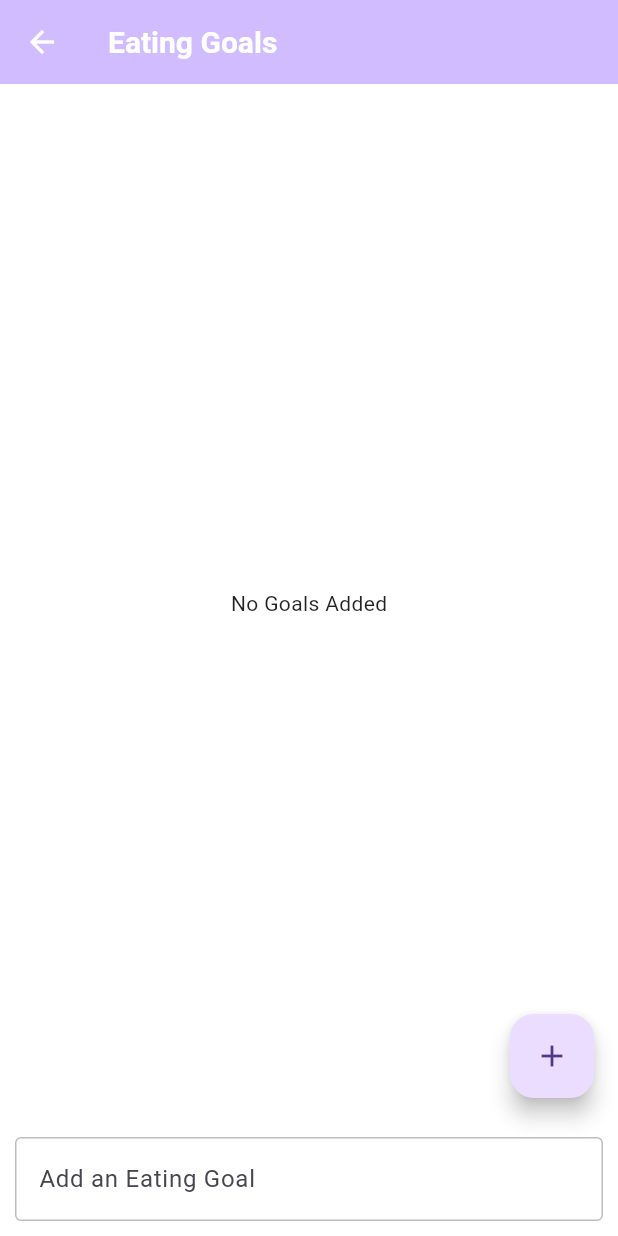
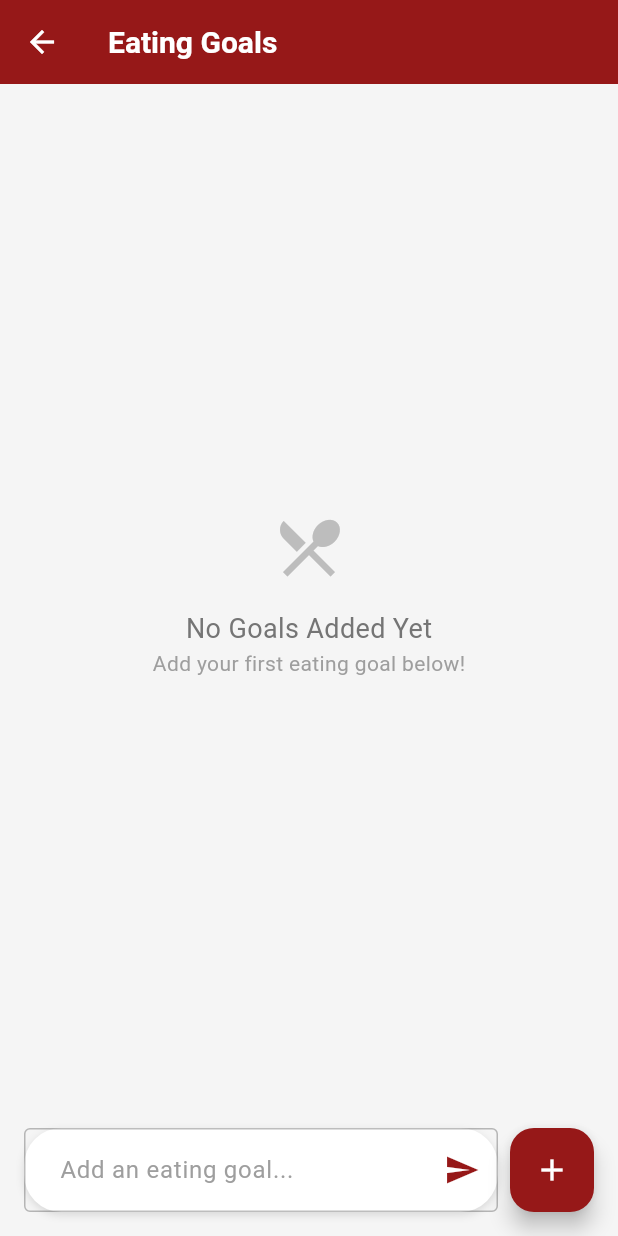
Before and after one commit to EddyKubwimana/ashesi_meal_plan, a Flutter app: the MyCLPage screen opened directly, on a phone screen of 412 x 824 dp. Run offline on Flutter 3.47's test engine with Material 3 defaults, Android fonts, the phone set to English and light mode, and no system bars; our stand-ins replace flutter_secure_storage, get, local_auth, shared_preferences; accounts and stored records are empty.

Commit message:
Updated the eating goals colour scheme

```diff
--- a/lib/screens/eating_goals.dart
+++ b/lib/screens/eating_goals.dart
@@ -2,7 +2,9 @@ import 'package:flutter/material.dart';
 import 'package:shared_preferences/shared_preferences.dart';
 import "edit_eating_goal.dart";
 import "../push_notifications/notifs_for_eating_goals.dart";
+
 Color customRed = Color(0xFF961818);
+Color lightBackground = Color(0xFFF5F5F5);
 
 class MyCLPage extends StatefulWidget {
   const MyCLPage({super.key});
@@ -58,9 +60,20 @@ class _MyCLPageState extends State<MyCLPage> {
       context: context,
       initialTime: TimeOfDay.now(),
       builder: (context, child) {
-        return MediaQuery(
+        return Theme(
+          data: Theme.of(context).copyWith(
+            colorScheme: ColorScheme.light(
+              primary: customRed,
+              onPrimary: Colors.white,
+              surface: Colors.white,
+              onSurface: Colors.black,
+            ),
+            dialogBackgroundColor: Colors.white,
+          ),
+          child: MediaQuery(
             data: MediaQuery.of(context).copyWith(alwaysUse24HourFormat: true),
             child: child!,
+          ),
         );
       },
       initialEntryMode: TimePickerEntryMode.input,
@@ -92,29 +105,77 @@ class _MyCLPageState extends State<MyCLPage> {
   @override
   Widget build(BuildContext context) {
     return Scaffold(
+      backgroundColor: lightBackground,
       appBar: AppBar(
-        backgroundColor: Theme.of(context).colorScheme.inversePrimary,
-        title: const Text("Eating Goals"),
+        backgroundColor: customRed,
+        title: const Text(
+          "Eating Goals",
+          style: TextStyle(color: Colors.white),
         ),
-      body: goals.isEmpty
-          ? const Center(child: Text("No Goals Added"))
+        iconTheme: IconThemeData(color: Colors.white),
+      ),
+      body: Column(
+        children: [
+          Expanded(
+            child: goals.isEmpty
+                ? Center(
+                    child: Column(
+                      mainAxisAlignment: MainAxisAlignment.center,
+                      children: [
+                        Icon(Icons.restaurant_menu, size: 50, color: Colors.grey[400]),
+                        SizedBox(height: 16),
+                        Text(
+                          "No Goals Added Yet",
+                          style: TextStyle(
+                            fontSize: 18,
+                            color: Colors.grey[600],
+                          ),
+                        ),
+                        Text(
+                          "Add your first eating goal below!",
+                          style: TextStyle(
+                            color: Colors.grey[500],
+                          ),
+                        ),
+                      ],
+                    ),
+                  )
                 : ListView.builder(
+                    padding: EdgeInsets.symmetric(vertical: 8),
                     itemCount: goals.length,
                     itemBuilder: (context, index) {
                       int key = goals.keys.elementAt(index);
-                return Card(
-                  margin: const EdgeInsets.symmetric(horizontal: 10, vertical: 5),
+                      return Container(
+                        margin: EdgeInsets.symmetric(horizontal: 16, vertical: 4),
+                        decoration: BoxDecoration(
+                          color: Colors.white,
+                          borderRadius: BorderRadius.circular(12),
+                          boxShadow: [
+                            BoxShadow(
+                              color: Colors.black12,
+                              blurRadius: 4,
+                              offset: Offset(0, 2),
+                            ),
+                          ],
+                        ),
                         child: ListTile(
+                          contentPadding: EdgeInsets.symmetric(horizontal: 16, vertical: 8),
                           title: Text(
                             goals[key]![0], // Goal text
-                      style: const TextStyle(fontWeight: FontWeight.bold, color: Colors.white),
+                            style: TextStyle(
+                              fontWeight: FontWeight.w500,
+                              color: Colors.black87,
                             ),
-                    subtitle: Text(goals[key]![1], selectionColor: Colors.white,), // Selected time
+                          ),
+                          subtitle: Text(
+                            "Reminder at ${goals[key]![1]}",
+                            style: TextStyle(color: Colors.grey[600]),
+                          ),
                           trailing: Row(
                             mainAxisSize: MainAxisSize.min,
                             children: [
                               IconButton(
-                          icon: const Icon(Icons.edit, color: Colors.white),
+                                icon: Icon(Icons.edit, color: customRed),
                                 onPressed: () async {
                                   bool? updated = await Navigator.push(
                                     context,
@@ -122,15 +183,13 @@ class _MyCLPageState extends State<MyCLPage> {
                                       builder: (context) => EditGoalPage(goalIndex: index),
                                     ),
                                   );
-
                                   if (updated == true) {
-                              _loadGoals(); // Reloads goals if the user made changes
+                                    _loadGoals();
                                   }
                                 },
-
                               ),
                               IconButton(
-                          icon: const Icon(Icons.delete, color: Colors.white),
+                                icon: Icon(Icons.delete, color: customRed),
                                 onPressed: () {
                                   _del(key);
                                 },
@@ -141,19 +200,50 @@ class _MyCLPageState extends State<MyCLPage> {
                       );
                     },
                   ),
-      bottomNavigationBar: Padding(
-        padding: const EdgeInsets.all(10),
+          ),
+          Padding(
+            padding: const EdgeInsets.all(16.0),
+            child: Row(
+              children: [
+                Expanded(
+                  child: Container(
+                    decoration: BoxDecoration(
+                      color: Colors.white,
+                      borderRadius: BorderRadius.circular(25),
+                      boxShadow: [
+                        BoxShadow(
+                          color: Colors.black12,
+                          blurRadius: 4,
+                          offset: Offset(0, 2),
+                        ),
+                      ],
+                    ),
                     child: TextField(
                       controller: myController,
-          decoration: const InputDecoration(
-            border: OutlineInputBorder(),
-            hintText: 'Add an Eating Goal',
+                      decoration: InputDecoration(
+                        contentPadding: EdgeInsets.symmetric(horizontal: 20, vertical: 16),
+                        border: InputBorder.none,
+                        hintText: 'Add an eating goal...',
+                        hintStyle: TextStyle(color: Colors.grey[500]),
+                        suffixIcon: IconButton(
+                          icon: Icon(Icons.send, color: customRed),
+                          onPressed: _sendRequest,
                         ),
                       ),
                     ),
-      floatingActionButton: FloatingActionButton(
+                  ),
+                ),
+                SizedBox(width: 8),
+                FloatingActionButton(
+                  backgroundColor: customRed,
+                  foregroundColor: Colors.white,
                   onPressed: _sendRequest,
-        child: const Icon(Icons.add),
+                  child: Icon(Icons.add),
+                ),
+              ],
+            ),
+          ),
+        ],
       ),
     );
   }
```
Lines whose indentation alone changed are shown as unchanged.
